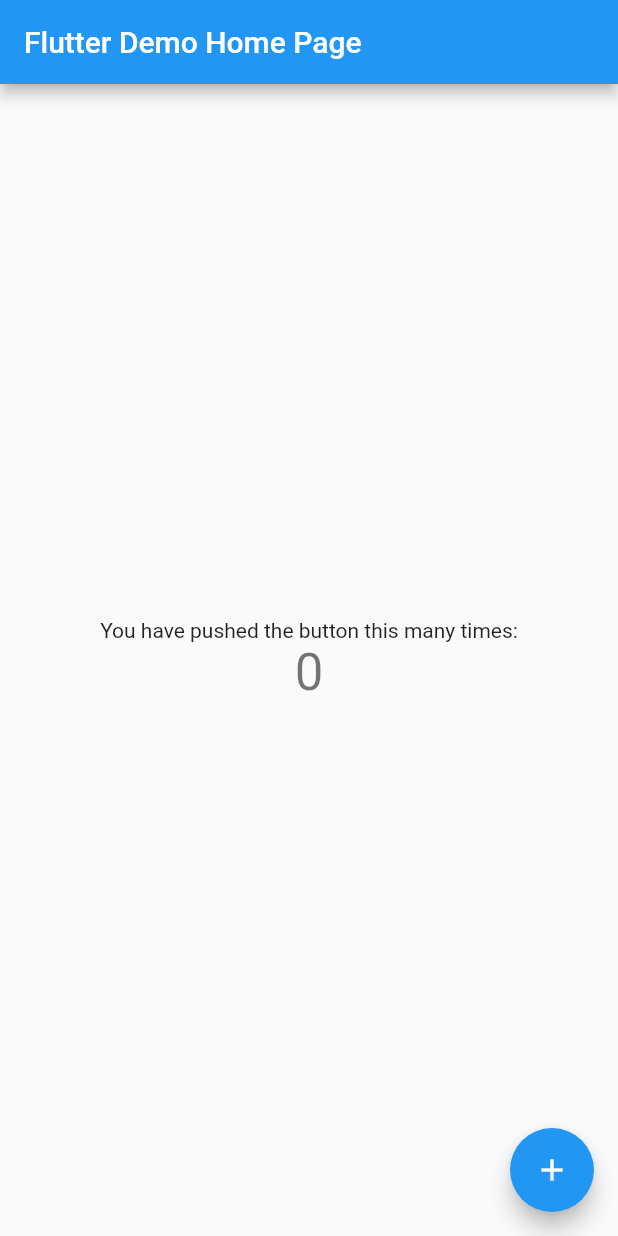
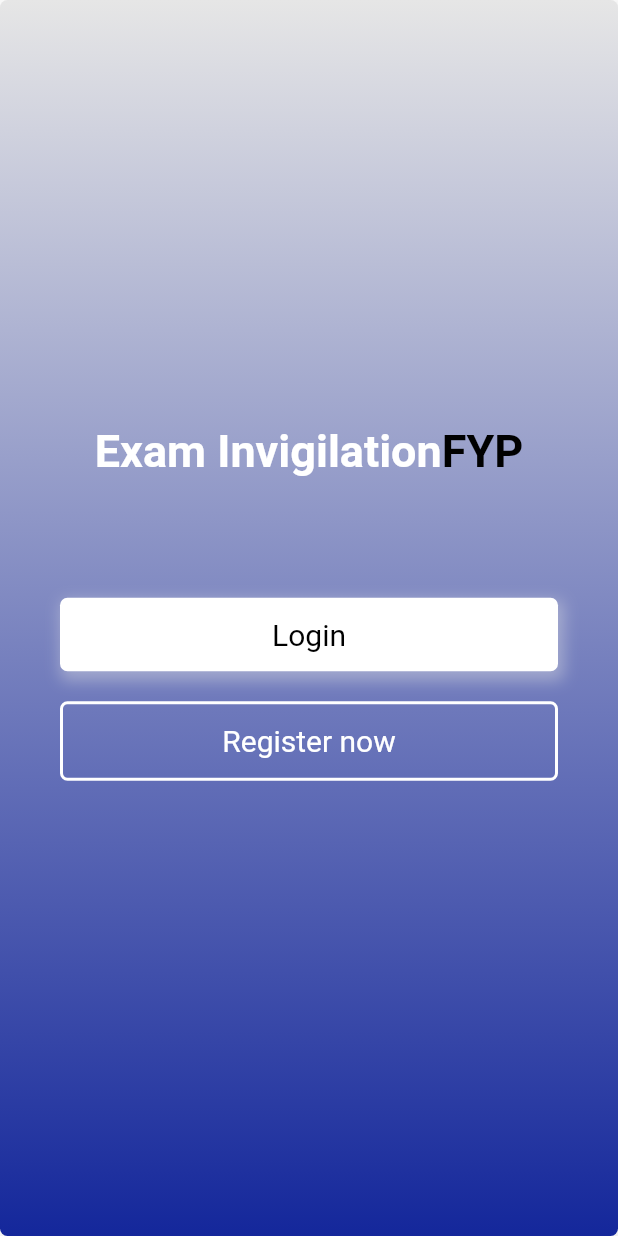
Before and after one commit to saadsardar/exam_invigilation, a Flutter app: the screen it shows after launch, on a phone screen of 412 x 824 dp. Run offline on Flutter 3.47's test engine with Material 2 defaults, Android fonts, the phone set to English and light mode, and no system bars.

Commit message:
added rough screens

```diff
--- a/lib/main.dart
+++ b/lib/main.dart
@@ -1,3 +1,4 @@
+import 'package:exam_invigilation/screens/welcome_screen.dart';
 import 'package:flutter/material.dart';
 
 void main() {
@@ -13,103 +14,9 @@
     return MaterialApp(
       title: 'Flutter Demo',
       theme: ThemeData(
-        // This is the theme of your application.
-        //
-        // Try running your application with "flutter run". You'll see the
-        // application has a blue toolbar. Then, without quitting the app, try
-        // changing the primarySwatch below to Colors.green and then invoke
-        // "hot reload" (press "r" in the console where you ran "flutter run",
-        // or simply save your changes to "hot reload" in a Flutter IDE).
-        // Notice that the counter didn't reset back to zero; the application
-        // is not restarted.
         primarySwatch: Colors.blue,
       ),
-      home: const MyHomePage(title: 'Flutter Demo Home Page'),
+      home: const WelcomeScreen(),
     );
   }
 }
-
-class MyHomePage extends StatefulWidget {
-  const MyHomePage({Key? key, required this.title}) : super(key: key);
-
-  // This widget is the home page of your application. It is stateful, meaning
-  // that it has a State object (defined below) that contains fields that affect
-  // how it looks.
-
-  // This class is the configuration for the state. It holds the values (in this
-  // case the title) provided by the parent (in this case the App widget) and
-  // used by the build method of the State. Fields in a Widget subclass are
-  // always marked "final".
-
-  final String title;
-
-  @override
-  State<MyHomePage> createState() => _MyHomePageState();
-}
-
-class _MyHomePageState extends State<MyHomePage> {
-  int _counter = 0;
-
-  void _incrementCounter() {
-    setState(() {
-      // This call to setState tells the Flutter framework that something has
-      // changed in this State, which causes it to rerun the build method below
-      // so that the display can reflect the updated values. If we changed
-      // _counter without calling setState(), then the build method would not be
-      // called again, and so nothing would appear to happen.
-      _counter++;
-    });
-  }
-
-  @override
-  Widget build(BuildContext context) {
-    // This method is rerun every time setState is called, for instance as done
-    // by the _incrementCounter method above.
-    //
-    // The Flutter framework has been optimized to make rerunning build methods
-    // fast, so that you can just rebuild anything that needs updating rather
-    // than having to individually change instances of widgets.
-    return Scaffold(
-      appBar: AppBar(
-        // Here we take the value from the MyHomePage object that was created by
-        // the App.build method, and use it to set our appbar title.
-        title: Text(widget.title),
-      ),
-      body: Center(
-        // Center is a layout widget. It takes a single child and positions it
-        // in the middle of the parent.
-        child: Column(
-          // Column is also a layout widget. It takes a list of children and
-          // arranges them vertically. By default, it sizes itself to fit its
-          // children horizontally, and tries to be as tall as its parent.
-          //
-          // Invoke "debug painting" (press "p" in the console, choose the
-          // "Toggle Debug Paint" action from the Flutter Inspector in Android
-          // Studio, or the "Toggle Debug Paint" command in Visual Studio Code)
-          // to see the wireframe for each widget.
-          //
-          // Column has various properties to control how it sizes itself and
-          // how it positions its children. Here we use mainAxisAlignment to
-          // center the children vertically; the main axis here is the vertical
-          // axis because Columns are vertical (the cross axis would be
-          // horizontal).
-          mainAxisAlignment: MainAxisAlignment.center,
-          children: <Widget>[
-            const Text(
-              'You have pushed the button this many times:',
-            ),
-            Text(
-              '$_counter',
-              style: Theme.of(context).textTheme.headline4,
-            ),
-          ],
-        ),
-      ),
-      floatingActionButton: FloatingActionButton(
-        onPressed: _incrementCounter,
-        tooltip: 'Increment',
-        child: const Icon(Icons.add),
-      ), // This trailing comma makes auto-formatting nicer for build methods.
-    );
-  }
-}
--- /dev/null
+++ b/lib/screens/welcome_screen.dart
@@ -0,0 +1,114 @@
+import 'package:flutter/material.dart';
+
+import 'login_screen.dart';
+import 'sign_up.dart';
+
+class WelcomeScreen extends StatelessWidget {
+  const WelcomeScreen({Key? key}) : super(key: key);
+
+  @override
+  Widget build(BuildContext context) {
+    return Scaffold(
+      body: SingleChildScrollView(
+        child: Container(
+          padding: const EdgeInsets.symmetric(horizontal: 40),
+          height: MediaQuery.of(context).size.height,
+          decoration: BoxDecoration(
+            borderRadius: const BorderRadius.all(Radius.circular(5)),
+            boxShadow: <BoxShadow>[
+              BoxShadow(
+                  color: Colors.grey.shade200,
+                  offset: const Offset(2, 4),
+                  blurRadius: 5,
+                  spreadRadius: 2)
+            ],
+            gradient: const LinearGradient(
+              begin: Alignment.topCenter,
+              end: Alignment.bottomCenter,
+              colors: [
+                Color(0xffE6E6E6),
+                Color(0xff14279B),
+              ],
+            ),
+          ),
+          child: Column(
+            crossAxisAlignment: CrossAxisAlignment.center,
+            mainAxisAlignment: MainAxisAlignment.center,
+            children: <Widget>[
+              RichText(
+                textAlign: TextAlign.center,
+                text: const TextSpan(
+                  text: 'Exam Invigilation',
+                  style: TextStyle(
+                    fontSize: 30,
+                    fontWeight: FontWeight.w700,
+                    color: Colors.white,
+                  ),
+                  children: [
+                    TextSpan(
+                      text: 'FYP',
+                      style: TextStyle(color: Colors.black, fontSize: 30),
+                    ),
+                  ],
+                ),
+              ),
+              const SizedBox(
+                height: 80,
+              ),
+              InkWell(
+                onTap: () {
+                  Navigator.push(context,
+                      MaterialPageRoute(builder: (context) => const LoginScreen()));
+                },
+                child: Container(
+                  width: MediaQuery.of(context).size.width,
+                  padding: const EdgeInsets.symmetric(vertical: 13),
+                  alignment: Alignment.center,
+                  decoration: BoxDecoration(
+                      borderRadius: const BorderRadius.all(Radius.circular(5)),
+                      boxShadow: <BoxShadow>[
+                        BoxShadow(
+                            color: const Color(0xffE6E6E6).withAlpha(100),
+                            offset: const Offset(2, 4),
+                            blurRadius: 8,
+                            spreadRadius: 2)
+                      ],
+                      color: Colors.white),
+                  child: const Text(
+                    'Login',
+                    style: TextStyle(fontSize: 20, color: Colors.black),
+                  ),
+                ),
+              ),
+              const SizedBox(
+                height: 20,
+              ),
+              GestureDetector(
+                onTap: () {
+                  Navigator.push(context,
+                      MaterialPageRoute(builder: (context) => const SignUpScreen()));
+                },
+                child: Container(
+                  width: MediaQuery.of(context).size.width,
+                  padding: const EdgeInsets.symmetric(vertical: 13),
+                  alignment: Alignment.center,
+                  decoration: BoxDecoration(
+                    borderRadius: const BorderRadius.all(Radius.circular(5)),
+                    border: Border.all(color: Colors.white, width: 2),
+                  ),
+                  child: const Text(
+                    'Register now',
+                    style: TextStyle(fontSize: 20, color: Colors.white),
+                  ),
+                ),
+              ),
+              const SizedBox(
+                height: 20,
+              ),
+            ],
+          ),
+        ),
+      ),
+    );
+  }
+}
```
Also changed, not shown: lib/models/user.dart (added, +45 -0 lines), lib/screens/home_page.dart (added, +15 -0 lines), lib/screens/login_screen.dart (added, +224 -0 lines), lib/screens/sign_up.dart (added, +246 -0 lines).
